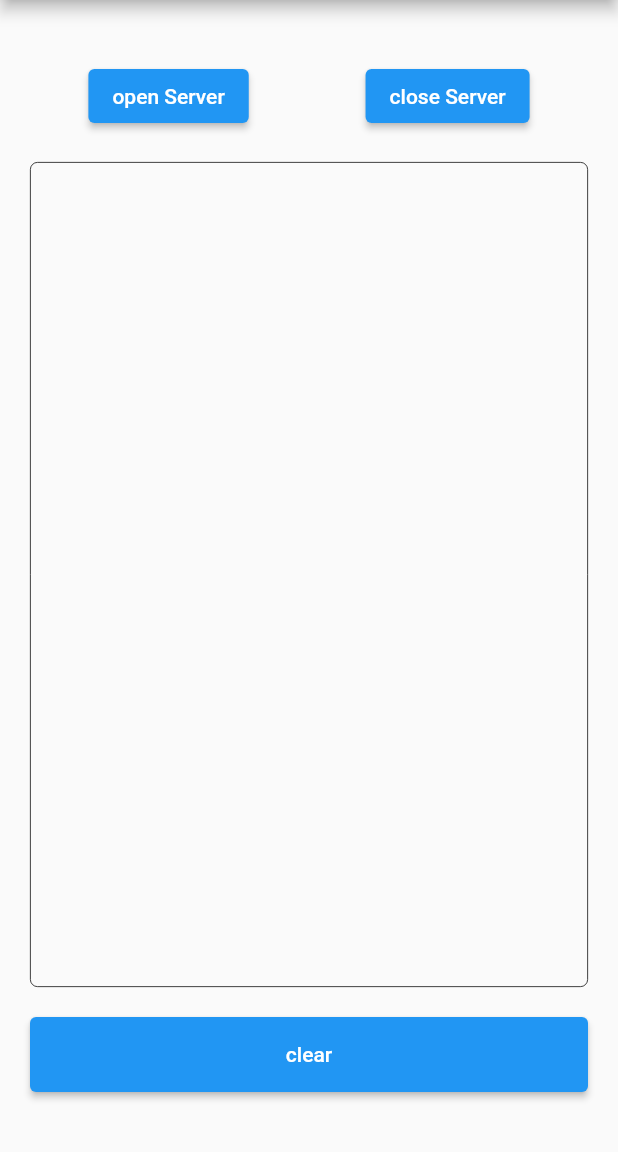
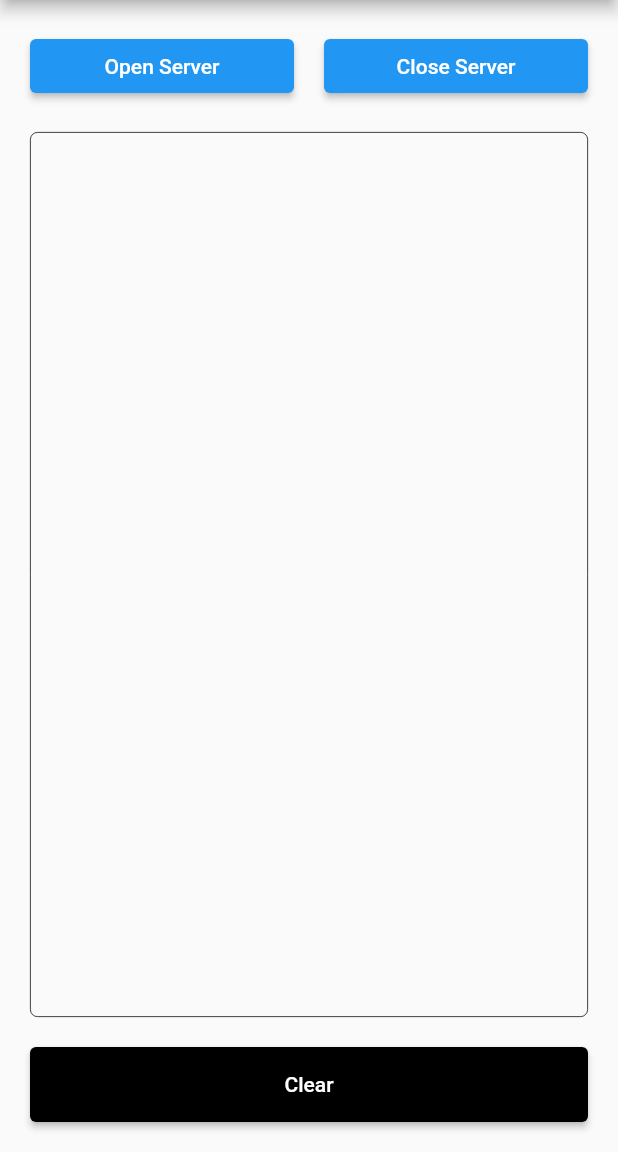
Before and after one commit to sohay19/Flutter_TCP_Server, a Flutter app: the screen it shows after launch, on a phone screen of 412 x 824 dp, the part 84-1236 px from its top. Run offline on Flutter 3.47's test engine with Material 2 defaults, Android fonts, the phone set to English and light mode, and no system bars; our stand-ins replace connectivity_plus; missing offline and left inert: network_info_plus.

Commit message:
material ui 수정 및 글씨 대문자 수정

```diff
--- a/lib/view/cupertino/main_cupertino_view.dart
+++ b/lib/view/cupertino/main_cupertino_view.dart
@@ -47,7 +47,7 @@ class _MaterialMainPageState extends State<CupertinoMainPage> {
               child: CupertinoButton(
                 color: CupertinoColors.black,
                 child: Text(
-                  'clear',
+                  'Clear',
                   style: TextStyle(
                     color: CupertinoColors.white,
                   ),
@@ -77,7 +77,7 @@ class _ButtonMenu extends StatelessWidget {
           padding: EdgeInsets.all(15),
           color: CupertinoColors.systemGroupedBackground,
           child: Text(
-            'open Server',
+            'Open Server',
             style: TextStyle(
               color: CupertinoColors.black,
             ),
@@ -90,7 +90,7 @@ class _ButtonMenu extends StatelessWidget {
           padding: EdgeInsets.all(15),
           color: CupertinoColors.systemGroupedBackground,
           child: Text(
-            'close Server',
+            'Close Server',
             style: TextStyle(
               color: CupertinoColors.black,
             ),
--- a/lib/view/material/main_material_view.dart
+++ b/lib/view/material/main_material_view.dart
@@ -29,9 +29,6 @@ class _MaterialMainPageState extends State<MaterialMainPage> {
             mainAxisAlignment: MainAxisAlignment.start,
             crossAxisAlignment: CrossAxisAlignment.stretch,
             children: [
-              SizedBox(
-                height: 20,
-              ),
               _ButtonMenu(),
               SizedBox(
                 height: 20,
@@ -45,14 +42,16 @@ class _MaterialMainPageState extends State<MaterialMainPage> {
               Container(
                 height: 50,
                 child: ElevatedButton(
-                  child: Text('clear'),
+                  style: ButtonStyle(
+                    backgroundColor: MaterialStateProperty.all(
+                      Colors.black,
+                    )
+                  ),
+                  child: Text('Clear'),
                   onPressed: () {
                     context.read<MainProvider>().clearMessage();
                   },
                 ),
-              ),
-              SizedBox(
-                height: 20,
               ),
             ],
           )
@@ -65,20 +64,30 @@ class _ButtonMenu extends StatelessWidget {
   @override
   Widget build(BuildContext context) {
     return Row(
-      mainAxisAlignment: MainAxisAlignment.spaceAround,
+      mainAxisAlignment: MainAxisAlignment.center,
       children: [
+        Expanded(
+          child:
           ElevatedButton(
-          child: Text('open Server'),
+            child: Text('Open Server'),
             onPressed: () {
               context.read<MainProvider>().openServer();
             },
           ),
+        ),
+        SizedBox(
+          width: 20,
+        ),
+        Expanded(
+          child:
           ElevatedButton(
-          child: Text('close Server'),
+            child: Text('Close Server'),
             onPressed: () {
               context.read<MainProvider>().closeServer();
             },
           ),
+        ),
+
       ],
     );
   }
```
Also changed, not shown: 1 other file. Lines whose indentation alone changed are shown as unchanged.
